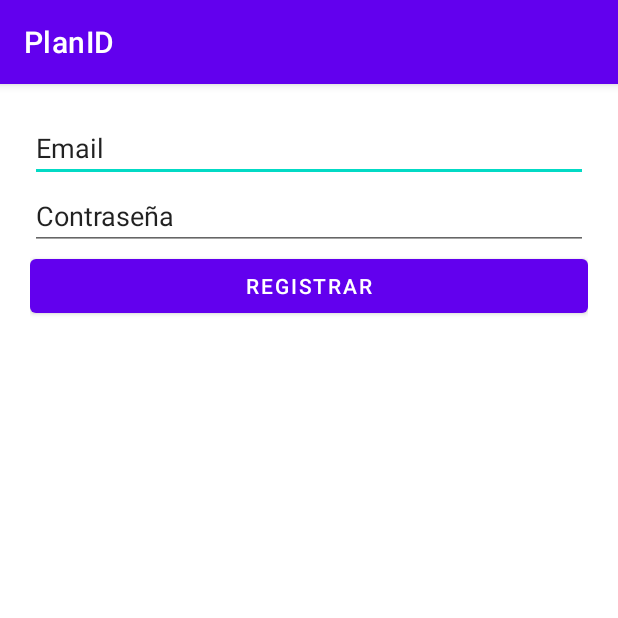
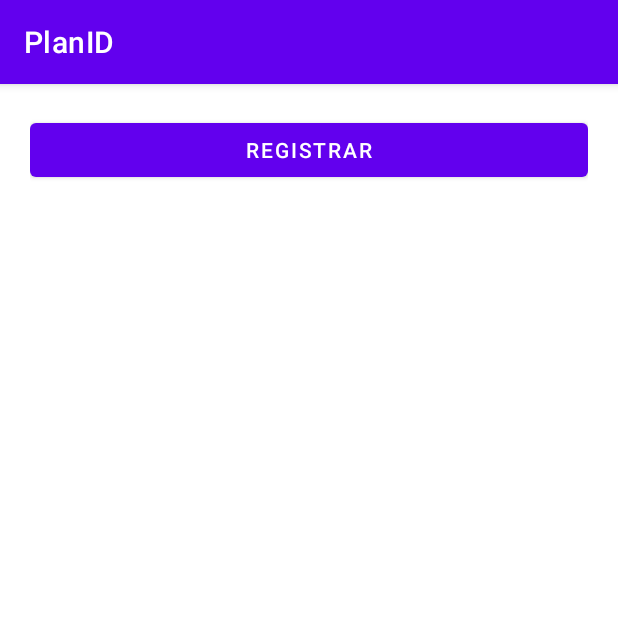
Before and after one commit to han0n/PlanID, an Android app: the screen it shows after launch (MainActivity), after a tap on "REGISTRAR", on a phone screen of 412 x 824 dp, the top half of it. Run offline under Robolectric (Android 15) with nearby library versions, the phone set to English and light mode, and no system bars; our stand-ins replace Firebase (no records; nobody signed in at launch, a user with empty details on screens opened directly).

Commit message:
Login con cuenta de Google implementado: Para no tener que hacer comprobaciones ni gestionar reglas para la contraseña u otros valores insertados en el login del usuario.

```diff
--- a/app/src/main/AndroidManifest.xml
+++ b/app/src/main/AndroidManifest.xml
@@ -1,6 +1,8 @@
 <?xml version="1.0" encoding="utf-8"?>
 <manifest xmlns:android="http://schemas.android.com/apk/res/android"
     package="com.han0n.planid">
+
+    <uses-permission android:name="android.permission.INTERNET"/>
 
     <application
         android:allowBackup="true"
--- a/app/src/main/java/com/han0n/planid/MainActivity.java
+++ b/app/src/main/java/com/han0n/planid/MainActivity.java
@@ -1,101 +1,135 @@
 package com.han0n.planid;
 
 import androidx.annotation.NonNull;
+import androidx.annotation.Nullable;
 import androidx.appcompat.app.AppCompatActivity;
 
-import android.annotation.SuppressLint;
 import android.content.Intent;
 import android.os.Bundle;
+import android.util.Log;
 import android.view.View;
-import android.widget.Button;
-import android.widget.EditText;
 import android.widget.Toast;
 
-import com.google.android.gms.tasks.OnCompleteListener;
+
+import com.google.android.gms.auth.api.signin.GoogleSignIn;
+import com.google.android.gms.auth.api.signin.GoogleSignInAccount;
+import com.google.android.gms.auth.api.signin.GoogleSignInClient;
+import com.google.android.gms.auth.api.signin.GoogleSignInOptions;
+import com.google.android.gms.common.api.ApiException;
+import com.google.android.gms.tasks.OnFailureListener;
+import com.google.android.gms.tasks.OnSuccessListener;
 import com.google.android.gms.tasks.Task;
+import com.google.firebase.auth.AuthCredential;
 import com.google.firebase.auth.AuthResult;
 import com.google.firebase.auth.FirebaseAuth;
-import com.google.firebase.database.DatabaseReference;
-import com.google.firebase.database.FirebaseDatabase;
+import com.google.firebase.auth.FirebaseUser;
+import com.google.firebase.auth.GoogleAuthProvider;
+import com.han0n.planid.databinding.ActivityMainBinding;
 
-import java.util.HashMap;
-import java.util.Map;
 
-public class MainActivity extends AppCompatActivity implements View.OnClickListener {
+public class MainActivity extends AppCompatActivity{
 
-    private EditText txtEmail;
-    private EditText txtContrasenia;
+    //Binding de la vista
+    private ActivityMainBinding binding;
 
-    private String email = "";
-    private String contrasenia = "";
+    private static final int RC_SING_IN = 100;
+    private GoogleSignInClient googleSignInClient;
+    private FirebaseAuth firebaseAuth;
 
-    FirebaseAuth firebaseAuth;
-    DatabaseReference databaseReference;
+    private static final String TAG = "GOOGLE_SIG_IN_TAG";
 
     @Override
     protected void onCreate(Bundle savedInstanceState) {
         super.onCreate(savedInstanceState);
-        setContentView(R.layout.activity_main);
-
-        txtEmail = findViewById(R.id.editEmail);
-        txtContrasenia = findViewById(R.id.editContrasenia);
-        Button btnLogin = findViewById(R.id.btnRegistrar);
-
-        btnLogin.setOnClickListener(this);
-
-        firebaseAuth = FirebaseAuth.getInstance();
-        databaseReference = FirebaseDatabase.getInstance().getReference();
-    }
+        binding = ActivityMainBinding.inflate(getLayoutInflater());
+        setContentView(binding.getRoot());
 
 
-    @SuppressLint("NonConstantResourceId")
+        //CONFIGURACIÓN del sign-in de Google
+        GoogleSignInOptions googleSignInOptions = new GoogleSignInOptions.Builder(GoogleSignInOptions.DEFAULT_SIGN_IN)
+                .requestIdToken(getString(R.string.default_web_client_id))
+                .requestEmail()
+                .build();
+        googleSignInClient = GoogleSignIn.getClient(this, googleSignInOptions);
+
+        //INICIALIZANDO Firebase auth
+        firebaseAuth = FirebaseAuth.getInstance();
+
+        //ACCIÓN DEL BOTÓN
+            binding.btnRegistrar.setOnClickListener(new View.OnClickListener(){
+            @Override
+            public void onClick(View v) {
+                //ACCEDIENDO
+                Log.d(TAG, "onClick: accediendo Google SignIn");
+                Intent intent = googleSignInClient.getSignInIntent();
+                startActivityIfNeeded(intent, RC_SING_IN);
+            }
+        });
+
+}
+
     @Override
-    public void onClick(View v) {
+    protected void onActivityResult(int requestCode, int resultCode, @Nullable Intent data) {
+        super.onActivityResult(requestCode, resultCode, data);
 
-        switch(v.getId()){
-            case R.id.btnRegistrar:
-                email = txtEmail.getText().toString();
-                contrasenia = txtContrasenia.getText().toString();
-
-                if(!email.isEmpty() && !contrasenia.isEmpty()){
-                    registrarUsuario();
-                }
-                else{
-                    Toast.makeText(this, "Completa los campos para el registro",
-                            Toast.LENGTH_LONG);
-                }
-                break;
+        //RESPUESTA devuelta desde el lanzamiento del Intent desde GoogleSignIn Api.getSignInIntent(...);
+        if(requestCode == RC_SING_IN){
+            Log.d(TAG, "onActivityResult: Google Signin intent result");
+            Task<GoogleSignInAccount> accountTask = GoogleSignIn.getSignedInAccountFromIntent(data);
+            try{
+                //INICIO de Google en PROCESO, AHORA Autoriza CON Firebase
+                GoogleSignInAccount account = accountTask.getResult(ApiException.class);
+                firebaseAuthConCuentaGoogle(account);
+            }
+            catch (Exception e){
+                //INICIO fallido
+                Log.d(TAG, "onActivityResult:" + e.getMessage());
+            }
         }
     }
 
-    private void registrarUsuario(){
-        firebaseAuth.createUserWithEmailAndPassword(email,contrasenia)
-                .addOnCompleteListener(new OnCompleteListener<AuthResult>() {
-                    @Override // Crear usuario
-                    public void onComplete(@NonNull Task<AuthResult> crearUsuario) {
-                        if(crearUsuario.isSuccessful()){
+    private void firebaseAuthConCuentaGoogle(GoogleSignInAccount account) {
+        Log.d(TAG, "firebaseAuthConCuentaGoogle: dándose el auth a Firebase con cuenta de Google");
+        AuthCredential credential = GoogleAuthProvider.getCredential(account.getIdToken(), null);
+        firebaseAuth.signInWithCredential(credential)
+                .addOnSuccessListener(new OnSuccessListener<AuthResult>() {
+                    @Override
+                    public void onSuccess(AuthResult authResult) {
+                        //LOGIN EXITOSO
+                        Log.d(TAG, "onSuccess: Logged In");
 
-                            Map<String, Object> valores = new HashMap<>();
-                            valores.put("email", email);
-                            valores.put("contrasenia", contrasenia);
+                        //OBTENIENDO el login del usuario
+                        FirebaseUser firebaseUser = firebaseAuth.getCurrentUser();
+                        //OBTENIENDO INFO del usuario
+                        String uid = firebaseUser.getUid();
+                        String email = firebaseUser.getEmail();
 
-                            String id = firebaseAuth.getCurrentUser().getUid();
+                        Log.d(TAG, "onSuccess: Email" + email);
+                        Log.d(TAG, "onSuccess: Logged In" + uid);
 
-                            databaseReference.child("Usuarios").child(id).setValue(valores)
-                                    .addOnCompleteListener(new OnCompleteListener<Void>() {
-                                        @Override // Crear datos en la BD
-                                        public void onComplete(@NonNull Task<Void> crearDatosBD) {
-                                            if(crearDatosBD.isSuccessful()){
-                                                startActivity(new Intent(MainActivity.this, ListActivity.class));
-                                                finish();
-                                            }else{
+                        //COMPRUEBA SI el usuario es NUEVO O EXISTENTE
+                        if(authResult.getAdditionalUserInfo().isNewUser()){
+                            //USUARIO es NUEVO - Cuenta
+                            Log.d(TAG, "onSuccess: Cuenta Creada...\n" + email);
+                            Toast.makeText(MainActivity.this, "Cuenta creada...\n" + email, Toast.LENGTH_SHORT).show();
 
-                                            }
-                                        }
-                                    });
-                        }else{
+                            //INICIANDO ACTIVITY CONFIGURACIÓN
+                            startActivity(new Intent(MainActivity.this, ListActivity.class));
+                        }
+                        else{
+                            //USUARIO EXISTENTE - Logeado
+                            Log.d(TAG, "onSuccess: Usuario Existente...\n" + email);
+                            Toast.makeText(MainActivity.this, "Usuario Existente...\n" + email, Toast.LENGTH_SHORT).show();
+                        }
 
-                        }
+
+                    }
+                })
+                .addOnFailureListener(new OnFailureListener() {
+                    @Override
+                    public void onFailure(@NonNull Exception e) {
+                        //LOGIN FALLIDO
+                        Log.d(TAG,"onFailure: Loggin failed" + e.getMessage());
                     }
                 });
     }
--- a/app/src/main/res/layout/activity_main.xml
+++ b/app/src/main/res/layout/activity_main.xml
@@ -9,18 +9,6 @@
     tools:context=".MainActivity">
 
 
-    <EditText
-        android:id="@+id/editEmail"
-        android:layout_width="match_parent"
-        android:layout_height="wrap_content"
-        android:text="Email"/>
-
-    <EditText
-        android:id="@+id/editContrasenia"
-        android:layout_width="match_parent"
-        android:layout_height="wrap_content"
-        android:text="Contraseña"/>
-
     <Button
         android:id="@+id/btnRegistrar"
         android:layout_width="match_parent"
--- a/build.gradle
+++ b/build.gradle
@@ -7,8 +7,6 @@ buildscript {
     dependencies {
         classpath "com.android.tools.build:gradle:4.1.3"
 
-        // NOTE: Do not place your application dependencies here; they belong
-        // in the individual module build.gradle files
         classpath 'com.google.gms:google-services:4.3.8'
     }
 }
```
Also changed, not shown: app/build.gradle (+5 -8 lines).
